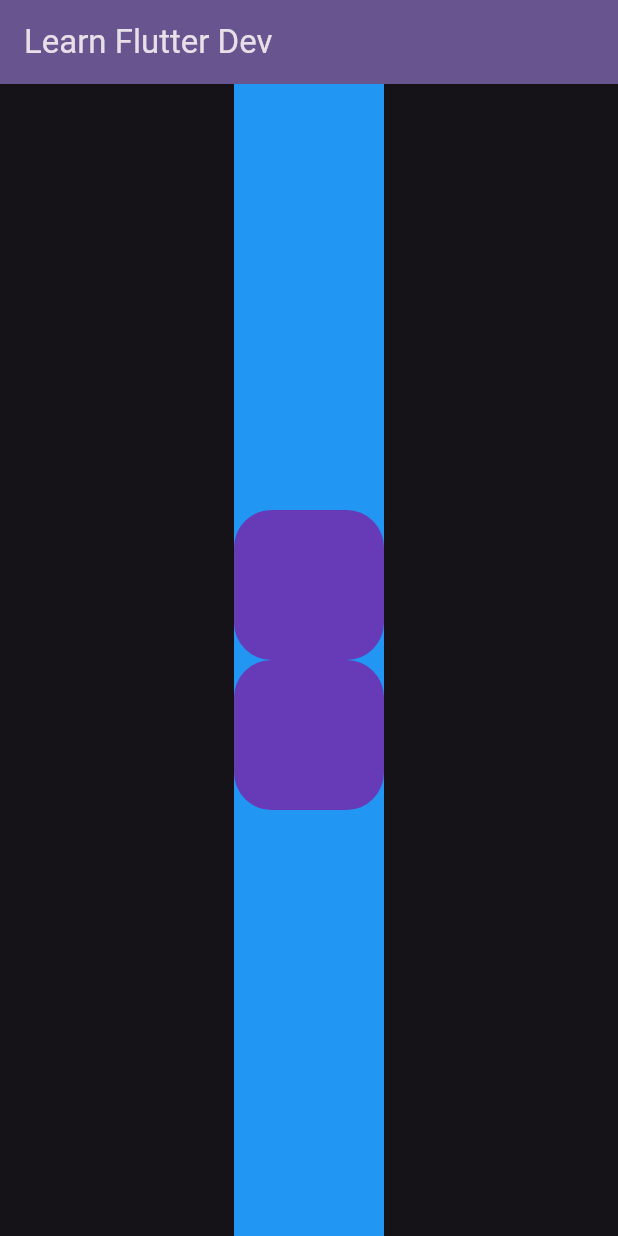
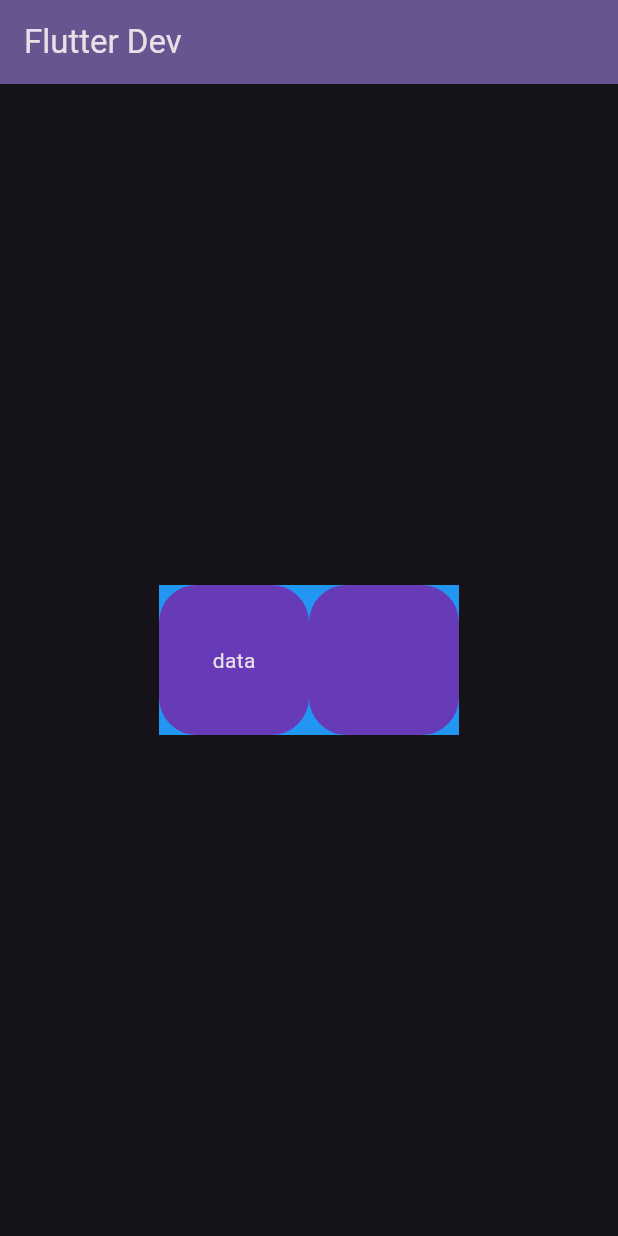
Before and after one commit to DCT-Berinyuy/Learn_Flutter_Dev, a Flutter app: the screen it shows after launch, on a phone screen of 412 x 824 dp. Run offline on Flutter 3.47's test engine with Material 3 defaults, Android fonts, the phone set to English and light mode, and no system bars.

Commit message:
center done

```diff
--- a/lib/main.dart
+++ b/lib/main.dart
@@ -24,7 +24,7 @@ class MyApp extends StatelessWidget {
           brightness: Brightness.dark,
         ),
       ),
-      home: const MyHomePage(title: 'Learn Flutter Dev'),
+      home: const MyHomePage(title: 'Flutter Dev'),
     );
   }
 }
@@ -49,8 +49,8 @@ class _MyHomePageState extends State<MyHomePage> {
       body: Center(
         child: Container(
           color: Colors.blue,
-          child: Column(
-            mainAxisAlignment: MainAxisAlignment.center,
+          child: Row(
+            mainAxisSize: MainAxisSize.min,
             children: [
               Container(
                 width: 100.0,
@@ -59,6 +59,7 @@ class _MyHomePageState extends State<MyHomePage> {
                   borderRadius: BorderRadius.circular(25.0),
                   color: Colors.deepPurple,
                 ),
+                child: Center(child: Text("data")),
               ),
               Container(
                 width: 100.0,
```
Also changed, not shown: 1 other file.
